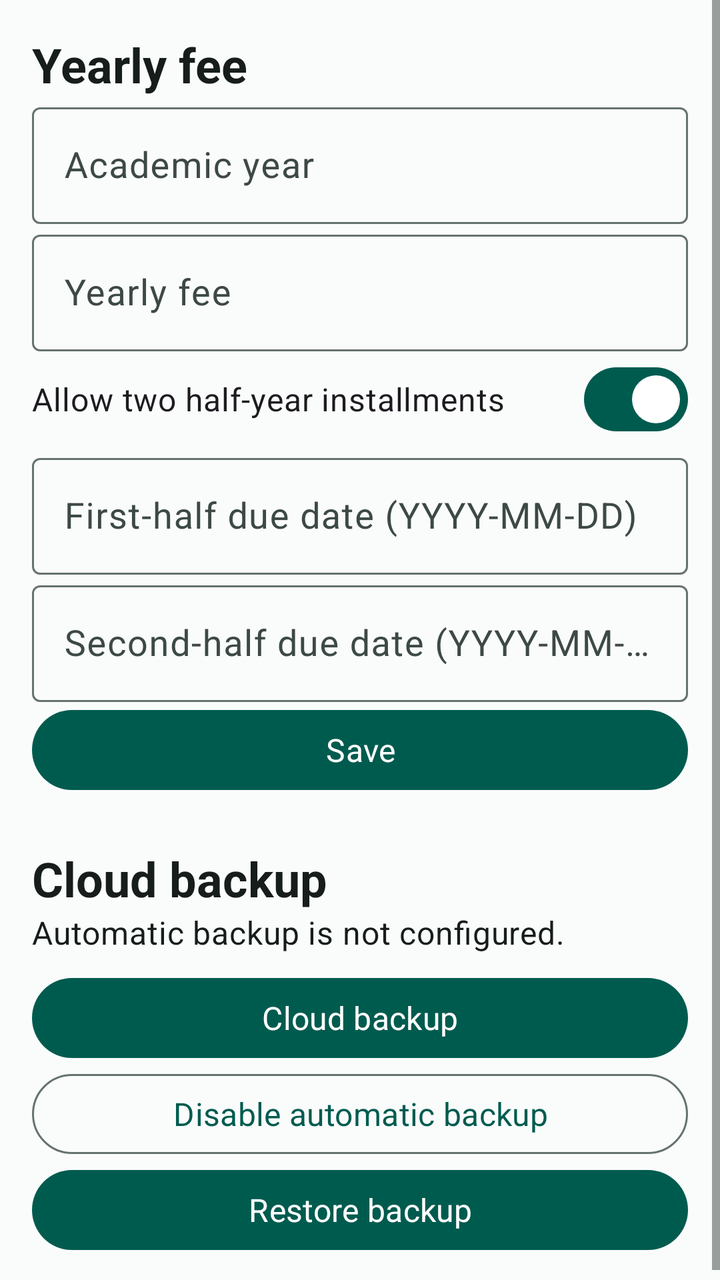
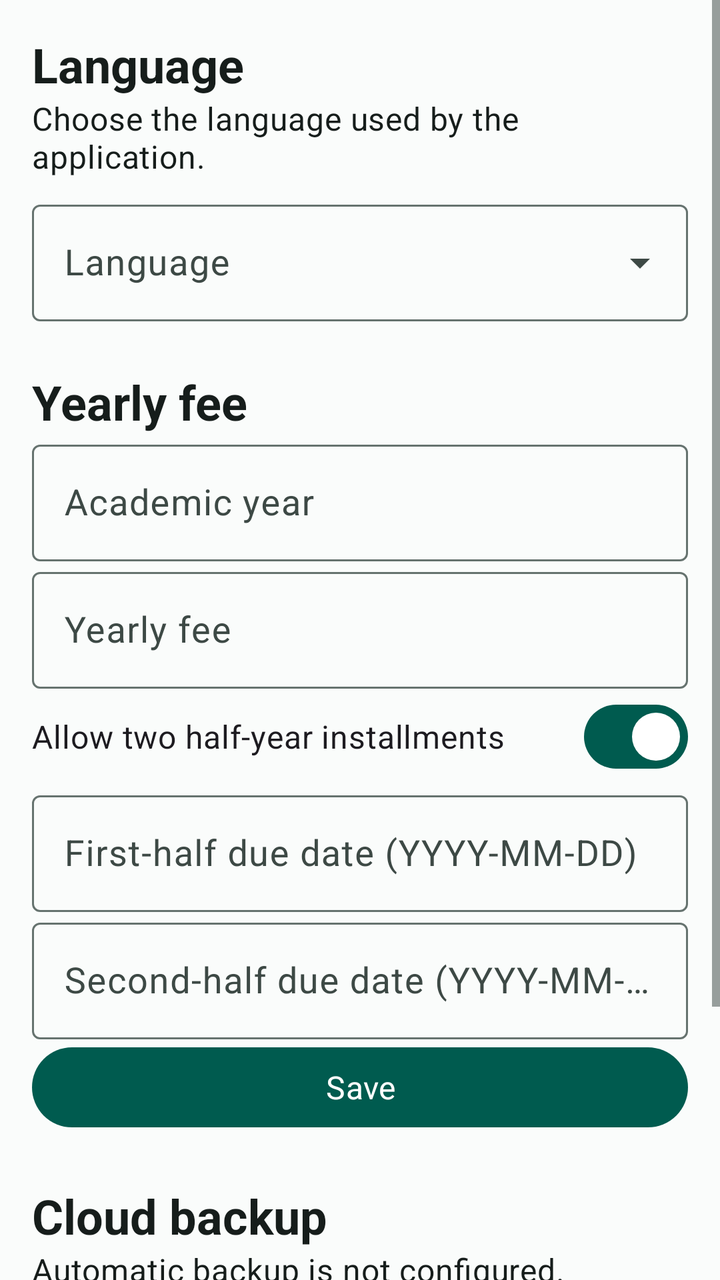

The first picture is an Android layout as it rendered before a commit; the second is the same layout after the commit. The layout source and the unified diff follow.
<!-- AndroidManifest.xml: application theme Theme.KindergartenExpenseTracker -->
<!-- res/layout/fragment_settings.xml -->
<?xml version="1.0" encoding="utf-8"?>
<ScrollView xmlns:android="http://schemas.android.com/apk/res/android" android:layout_width="match_parent" android:layout_height="match_parent" android:background="@color/surface">
    <LinearLayout android:layout_width="match_parent" android:layout_height="wrap_content" android:orientation="vertical" android:padding="@dimen/spacing_md">
        <TextView android:layout_width="wrap_content" android:layout_height="wrap_content" android:text="@string/yearly_fee" android:textAppearance="@style/TextAppearance.Kindergarten.TitleLarge" />
        <com.google.android.material.textfield.TextInputLayout android:layout_width="match_parent" android:layout_height="wrap_content" android:hint="@string/academic_year"><com.google.android.material.textfield.TextInputEditText android:id="@+id/academicYearInput" android:layout_width="match_parent" android:layout_height="wrap_content" /></com.google.android.material.textfield.TextInputLayout>
        <com.google.android.material.textfield.TextInputLayout android:layout_width="match_parent" android:layout_height="wrap_content" android:hint="@string/yearly_fee"><com.google.android.material.textfield.TextInputEditText android:id="@+id/yearlyFeeInput" android:layout_width="match_parent" android:layout_height="wrap_content" android:inputType="numberDecimal" /></com.google.android.material.textfield.TextInputLayout>
        <com.google.android.material.materialswitch.MaterialSwitch android:id="@+id/splitFeeSwitch" android:layout_width="match_parent" android:layout_height="wrap_content" android:checked="true" android:text="@string/split_fee" />
        <com.google.android.material.textfield.TextInputLayout android:layout_width="match_parent" android:layout_height="wrap_content" android:hint="@string/first_half_due_date"><com.google.android.material.textfield.TextInputEditText android:id="@+id/firstHalfDueDateInput" android:layout_width="match_parent" android:layout_height="wrap_content" /></com.google.android.material.textfield.TextInputLayout>
        <com.google.android.material.textfield.TextInputLayout android:layout_width="match_parent" android:layout_height="wrap_content" android:hint="@string/second_half_due_date"><com.google.android.material.textfield.TextInputEditText android:id="@+id/secondHalfDueDateInput" android:layout_width="match_parent" android:layout_height="wrap_content" /></com.google.android.material.textfield.TextInputLayout>
        <com.google.android.material.button.MaterialButton android:id="@+id/saveFeeButton" android:layout_width="match_parent" android:layout_height="wrap_content" android:text="@string/save" />
        <TextView android:layout_width="wrap_content" android:layout_height="wrap_content" android:layout_marginTop="@dimen/spacing_lg" android:text="@string/cloud_backup" android:textAppearance="@style/TextAppearance.Kindergarten.TitleLarge" />
        <TextView android:id="@+id/backupStatusText" android:layout_width="match_parent" android:layout_height="wrap_content" android:layout_marginBottom="@dimen/spacing_sm" android:lineSpacingExtra="3dp" android:text="@string/automatic_backup_not_configured" android:textAppearance="@style/TextAppearance.Kindergarten.BodyMedium" />
        <com.google.android.material.button.MaterialButton android:id="@+id/backupButton" android:layout_width="match_parent" android:layout_height="wrap_content" android:text="@string/cloud_backup" />
        <com.google.android.material.button.MaterialButton android:id="@+id/disableBackupButton" style="@style/Widget.Material3.Button.OutlinedButton" android:layout_width="match_parent" android:layout_height="wrap_content" android:text="@string/disable_automatic_backup" />
        <com.google.android.material.button.MaterialButton android:id="@+id/restoreButton" android:layout_width="match_parent" android:layout_height="wrap_content" android:text="@string/restore_backup" />
    </LinearLayout>
</ScrollView>
<!-- resources referenced by this layout -->
<resources>
  <color name="surface">#FAFCFB</color>
  <dimen name="spacing_lg">24dp</dimen>
  <dimen name="spacing_md">16dp</dimen>
  <dimen name="spacing_sm">8dp</dimen>
  <string name="academic_year">Academic year</string>
  <string name="automatic_backup_not_configured">Automatic backup is not configured.</string>
  <string name="cloud_backup">Cloud backup</string>
  <string name="disable_automatic_backup">Disable automatic backup</string>
  <string name="first_half_due_date">First-half due date (YYYY-MM-DD)</string>
  <string name="restore_backup">Restore backup</string>
  <string name="save">Save</string>
  <string name="second_half_due_date">Second-half due date (YYYY-MM-DD)</string>
  <string name="split_fee">Allow two half-year installments</string>
  <string name="yearly_fee">Yearly fee</string>
  <style name="TextAppearance.Kindergarten.BodyMedium" parent="TextAppearance.Material3.BodyMedium">
          <item name="android:fontFamily">sans-serif</item>
          <item name="android:textColor">@color/on_surface</item>
          <item name="android:textSize">16sp</item>
      </style>
  <style name="TextAppearance.Kindergarten.TitleLarge" parent="TextAppearance.Material3.TitleLarge">
          <item name="android:fontFamily">sans-serif</item>
          <item name="android:textColor">@color/on_surface</item>
          <item name="android:textSize">24sp</item>
          <item name="android:textStyle">bold</item>
      </style>
  <color name="on_surface">#161D1B</color>
  <color name="primary">#005B4F</color>
  <color name="on_primary">#FFFFFF</color>
  <color name="primary_container">#C5F1E7</color>
  <color name="on_primary_container">#00201B</color>
  <color name="secondary">#3F625A</color>
  <color name="on_secondary">#FFFFFF</color>
  <color name="secondary_container">#D2E8E2</color>
  <color name="on_secondary_container">#10201C</color>
  <color name="surface_variant">#E1E9E6</color>
  <color name="on_surface_variant">#3D4945</color>
  <color name="outline">#66736F</color>
  <color name="error">#BA1A1A</color>
  <color name="on_error">#FFFFFF</color>
  <color name="primary_dark">#003D35</color>
  <style name="TextAppearance.Kindergarten.BodyLarge" parent="TextAppearance.Material3.BodyLarge">
          <item name="android:fontFamily">sans-serif</item>
          <item name="android:textColor">@color/on_surface</item>
          <item name="android:textSize">18sp</item>
      </style>
  <style name="TextAppearance.Kindergarten.HeadlineSmall" parent="TextAppearance.Material3.HeadlineSmall">
          <item name="android:fontFamily">sans-serif</item>
          <item name="android:textColor">@color/on_surface</item>
          <item name="android:textSize">26sp</item>
          <item name="android:textStyle">bold</item>
      </style>
  <style name="TextAppearance.Kindergarten.LabelLarge" parent="TextAppearance.Material3.LabelLarge">
          <item name="android:fontFamily">sans-serif-medium</item>
          <item name="android:textSize">16sp</item>
      </style>
</resources>

<!-- the commit's change to res/layout/fragment_settings.xml (unified diff, before → after) -->
@@ -1,6 +1,20 @@
 <?xml version="1.0" encoding="utf-8"?>
 <ScrollView xmlns:android="http://schemas.android.com/apk/res/android" android:layout_width="match_parent" android:layout_height="match_parent" android:background="@color/surface">
     <LinearLayout android:layout_width="match_parent" android:layout_height="wrap_content" android:orientation="vertical" android:padding="@dimen/spacing_md">
+        <TextView android:layout_width="wrap_content" android:layout_height="wrap_content" android:text="@string/language" android:textAppearance="@style/TextAppearance.Kindergarten.TitleLarge" />
+        <TextView android:layout_width="match_parent" android:layout_height="wrap_content" android:layout_marginBottom="@dimen/spacing_sm" android:text="@string/language_description" android:textAppearance="@style/TextAppearance.Kindergarten.BodyMedium" />
+        <com.google.android.material.textfield.TextInputLayout
+            style="@style/Widget.Material3.TextInputLayout.OutlinedBox.ExposedDropdownMenu"
+            android:layout_width="match_parent"
+            android:layout_height="wrap_content"
+            android:layout_marginBottom="@dimen/spacing_lg"
+            android:hint="@string/language">
+            <com.google.android.material.textfield.MaterialAutoCompleteTextView
+                android:id="@+id/languageInput"
+                android:layout_width="match_parent"
+                android:layout_height="wrap_content"
+                android:inputType="none" />
+        </com.google.android.material.textfield.TextInputLayout>
         <TextView android:layout_width="wrap_content" android:layout_height="wrap_content" android:text="@string/yearly_fee" android:textAppearance="@style/TextAppearance.Kindergarten.TitleLarge" />
         <com.google.android.material.textfield.TextInputLayout android:layout_width="match_parent" android:layout_height="wrap_content" android:hint="@string/academic_year"><com.google.android.material.textfield.TextInputEditText android:id="@+id/academicYearInput" android:layout_width="match_parent" android:layout_height="wrap_content" /></com.google.android.material.textfield.TextInputLayout>
         <com.google.android.material.textfield.TextInputLayout android:layout_width="match_parent" android:layout_height="wrap_content" android:hint="@string/yearly_fee"><com.google.android.material.textfield.TextInputEditText android:id="@+id/yearlyFeeInput" android:layout_width="match_parent" android:layout_height="wrap_content" android:inputType="numberDecimal" /></com.google.android.material.textfield.TextInputLayout>
<!-- resource entries referenced after the edit -->
@@ -9,6 +9,8 @@
   <string name="cloud_backup">Cloud backup</string>
   <string name="disable_automatic_backup">Disable automatic backup</string>
   <string name="first_half_due_date">First-half due date (YYYY-MM-DD)</string>
+  <string name="language">Language</string>
+  <string name="language_description">Choose the language used by the application.</string>
   <string name="restore_backup">Restore backup</string>
   <string name="save">Save</string>
   <string name="second_half_due_date">Second-half due date (YYYY-MM-DD)</string>
